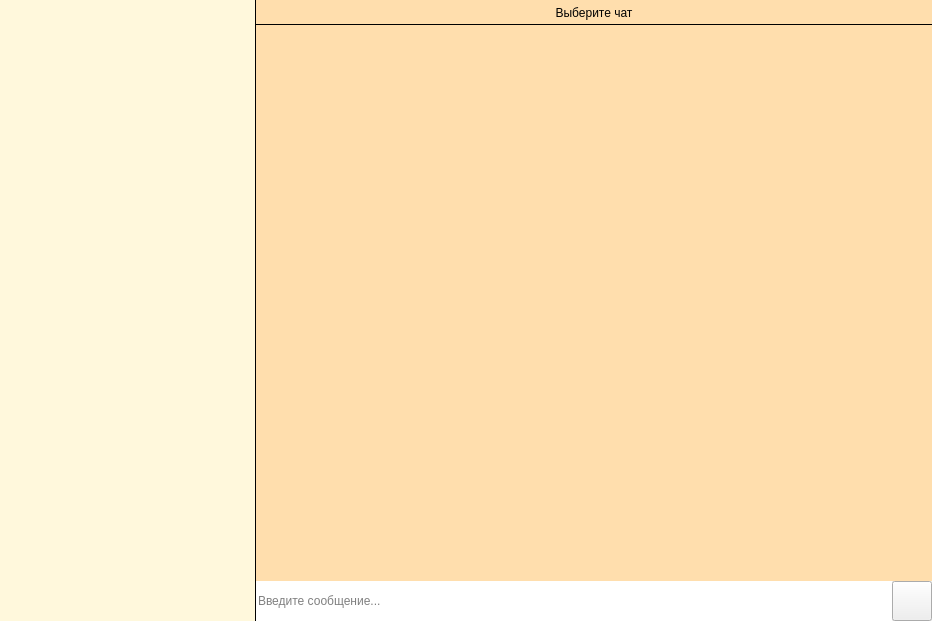
focy322/simple_perepiska_desk, file mainwindow.ui: the form before one commit.
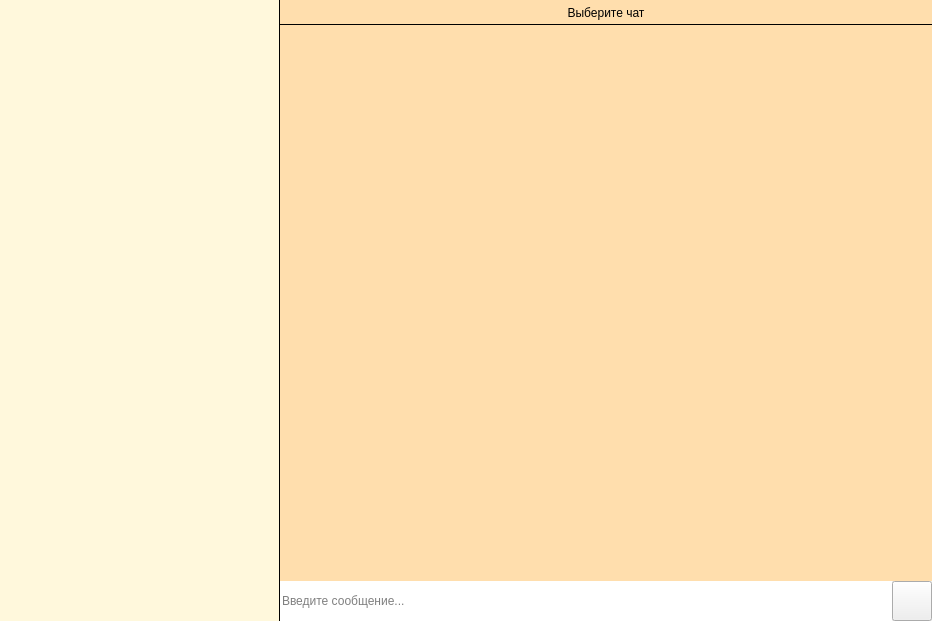
The form after the commit. The open tabs and pages were chosen to show the change. Icons and pictures are not drawn.

Patch:
```diff
--- a/mainwindow.ui
+++ b/mainwindow.ui
@@ -594,7 +594,7 @@
              <verstretch>0</verstretch>
             </sizepolicy>
            </property>
-           <layout class="QHBoxLayout" name="horizontalLayout_10" stretch="0,7">
+           <layout class="QHBoxLayout" name="horizontalLayout_10" stretch="3,7">
             <property name="spacing">
              <number>0</number>
             </property>
```
Left out of the diff: 2 changed lines with no effect on the pictures.
